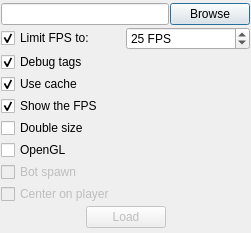
First picture: the form in tools/map-visualiser/Options.ui, repository alphaonex86/CatchChallenger, before the edit.
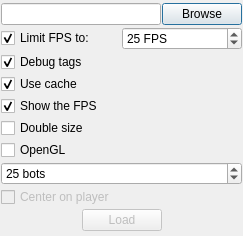
Second picture: the form after the edit. Icons and pictures are not drawn.

```diff
--- a/tools/map-visualiser/Options.ui
+++ b/tools/map-visualiser/Options.ui
@@ -6,8 +6,8 @@
    <rect>
     <x>0</x>
     <y>0</y>
-    <width>251</width>
-    <height>233</height>
+    <width>239</width>
+    <height>236</height>
    </rect>
   </property>
   <property name="windowTitle">
@@ -129,14 +129,24 @@
     </widget>
    </item>
    <item>
-    <widget class="QCheckBox" name="botSpawn">
-     <property name="enabled">
-      <bool>false</bool>
-     </property>
-     <property name="text">
-      <string>Bot spawn</string>
-     </property>
-    </widget>
+    <layout class="QHBoxLayout" name="horizontalLayout_4">
+     <item>
+      <widget class="QSpinBox" name="botCount">
+       <property name="suffix">
+        <string> bots</string>
+       </property>
+       <property name="minimum">
+        <number>0</number>
+       </property>
+       <property name="maximum">
+        <number>9999</number>
+       </property>
+       <property name="value">
+        <number>25</number>
+       </property>
+      </widget>
+     </item>
+    </layout>
    </item>
    <item>
     <widget class="QCheckBox" name="centerOnPlayer">
```
